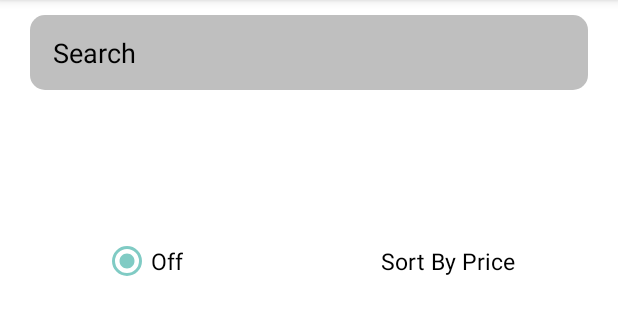
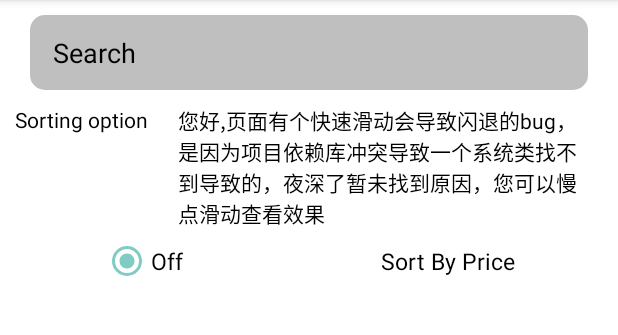
Before and after one commit to belong571/MusicApp, an Android app: the screen it shows after launch (MainActivity), on a phone screen of 412 x 824 dp, the part 84-419 px from its top. Run offline under Robolectric (Android 15) with nearby library versions, the phone set to English and light mode, and no system bars; our stand-ins replace data binding; libraries missing offline, so code that uses them is left out: com.facebook.drawee; 2 statements that could not run were skipped.

```diff
--- a/app/src/main/res/layout/activity_main.xml
+++ b/app/src/main/res/layout/activity_main.xml
@@ -1,6 +1,7 @@
 <?xml version="1.0" encoding="utf-8"?>
 <layout xmlns:android="http://schemas.android.com/apk/res/android"
-    xmlns:app="http://schemas.android.com/apk/res-auto">
+    xmlns:app="http://schemas.android.com/apk/res-auto"
+    xmlns:tools="http://schemas.android.com/tools">
 
     <data>
 
@@ -34,6 +35,7 @@
             android:text="Sorting option"
             android:layout_marginTop="10dp"
             android:layout_marginStart="10dp"
+            android:textColor="#000"
             app:layout_constraintStart_toStartOf="parent"
             app:layout_constraintTop_toBottomOf="@id/et_content" />
 
@@ -41,9 +43,12 @@
             android:id="@+id/tv_hint"
             android:layout_width="0dp"
             android:layout_height="wrap_content"
+            android:textColor="#000"
             android:text="您好,页面有个快速滑动会导致闪退的bug，是因为项目依赖库冲突导致一个系统类找不到导致的，夜深了暂未找到原因，您可以慢点滑动查看效果"
             android:layout_marginTop="10dp"
             android:layout_marginHorizontal="20dp"
+            android:visibility="visible"
+            tools:visibility="invisible"
             app:layout_constraintStart_toEndOf="@id/tv_title"
             app:layout_constraintEnd_toEndOf="parent"
             app:layout_constraintTop_toBottomOf="@id/et_content" />
```
